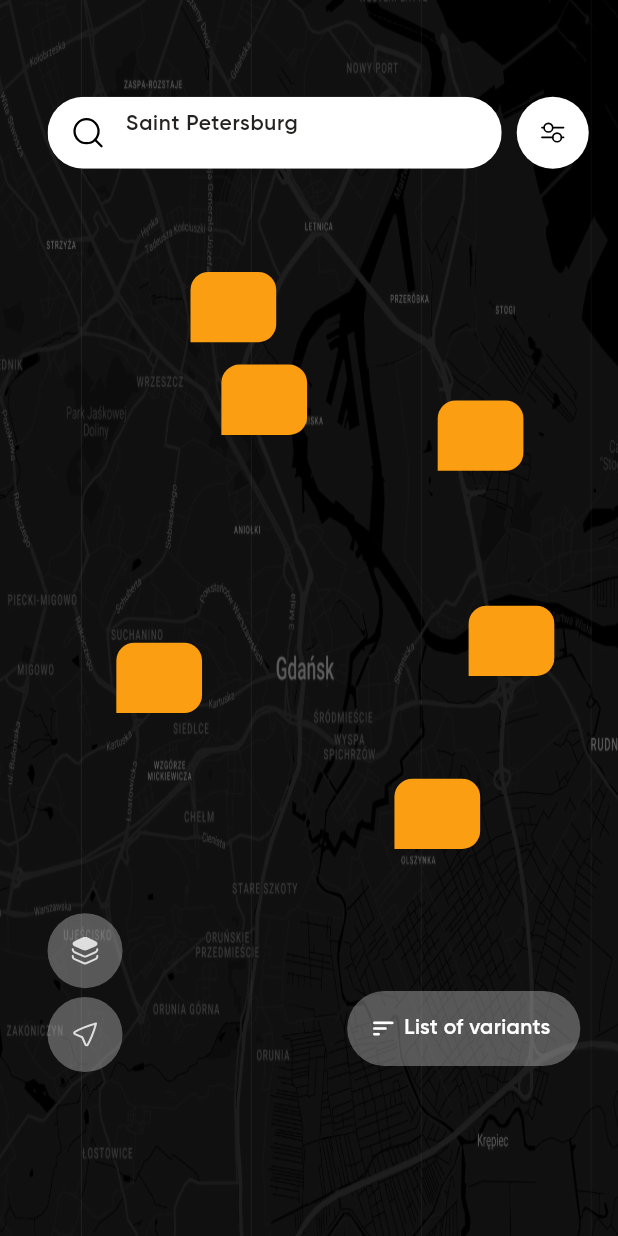
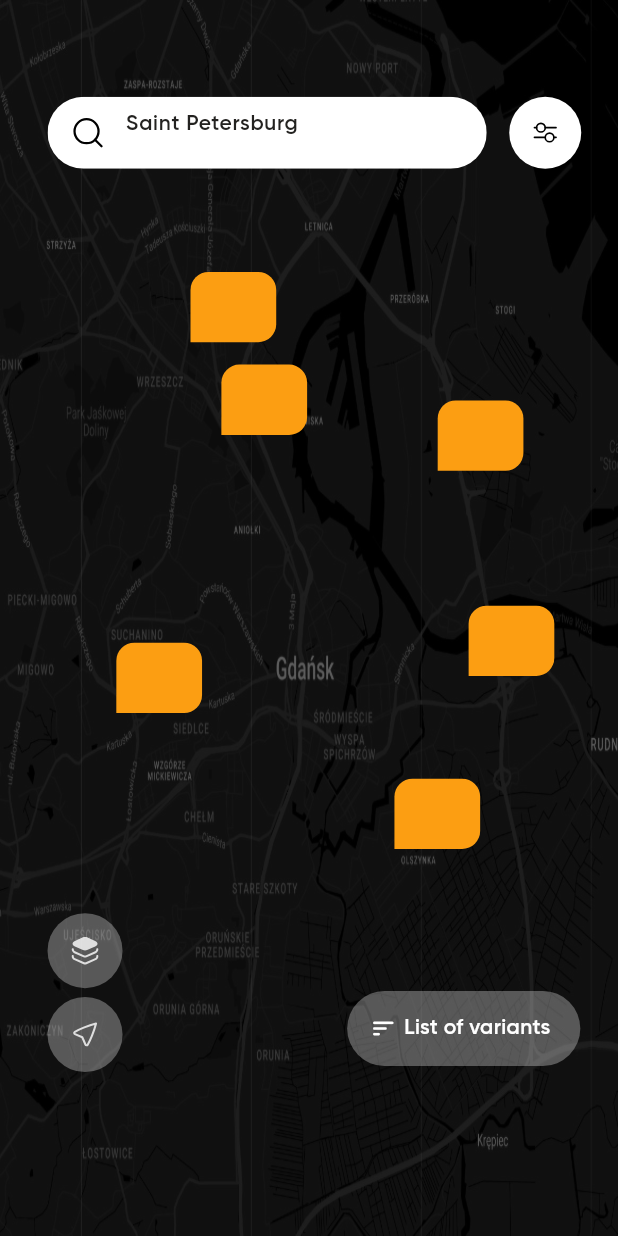
Before and after one commit to josdebum/flutter_assessment_test, a Flutter app: the MapHomeView screen opened directly, on a phone screen of 412 x 824 dp. Run offline on Flutter 3.47's test engine with Material 3 defaults, Android fonts, the phone set to English and light mode, and no system bars; drawn by our look-alikes of flutter_animate; our stand-ins replace auto_size_text, flutter_svg; missing offline and left inert: flutter_animator.

Commit message:
ui corrections

```diff
--- a/lib/features/home/home_screen.dart
+++ b/lib/features/home/home_screen.dart
@@ -229,7 +229,7 @@ class _HomeScreenState extends State<HomeScreen>
                       elevation: 0,
                       centerTitle: false,
                       title: Card(
-                          elevation: 0.25,
+                          elevation: 0,
                           color: AppColors.white,
                           shape: RoundedRectangleBorder(
                             borderRadius: BorderRadius.circular(10),
--- a/lib/features/search/map_screen.dart
+++ b/lib/features/search/map_screen.dart
@@ -173,7 +173,7 @@ class _MapHomeViewState extends State<MapHomeView>
               height: 18,
             ),
           ).scale(animationDuration: 1210.ms, delay: 200.ms),
-        ].rowInPadding(10),
+        ].rowInPadding(15),
       ),
     );
   }
```
